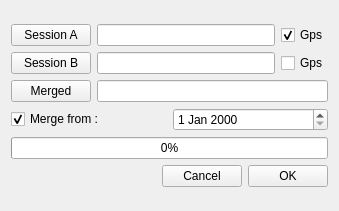
First picture: the form in src/gui/ui/merge.ui, repository hytechimaging/sammo-boat, before the edit.
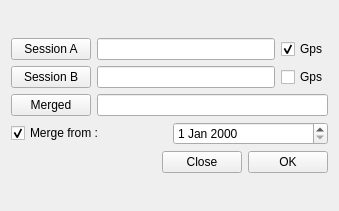
Second picture: the form after the edit.

```diff
--- a/src/gui/ui/merge.ui
+++ b/src/gui/ui/merge.ui
@@ -95,13 +95,6 @@
        </item>
       </layout>
      </item>
-     <item>
-      <widget class="QProgressBar" name="progressBar">
-       <property name="value">
-        <number>0</number>
-       </property>
-      </widget>
-     </item>
      <item>
       <layout class="QHBoxLayout" name="horizontalLayout_4">
        <item>
@@ -120,7 +113,7 @@
        <item>
         <widget class="QPushButton" name="cancel">
          <property name="text">
-          <string>Cancel</string>
+          <string>Close</string>
          </property>
         </widget>
        </item>
```
Left out of the diff: 2 changed lines with no effect on the pictures.
